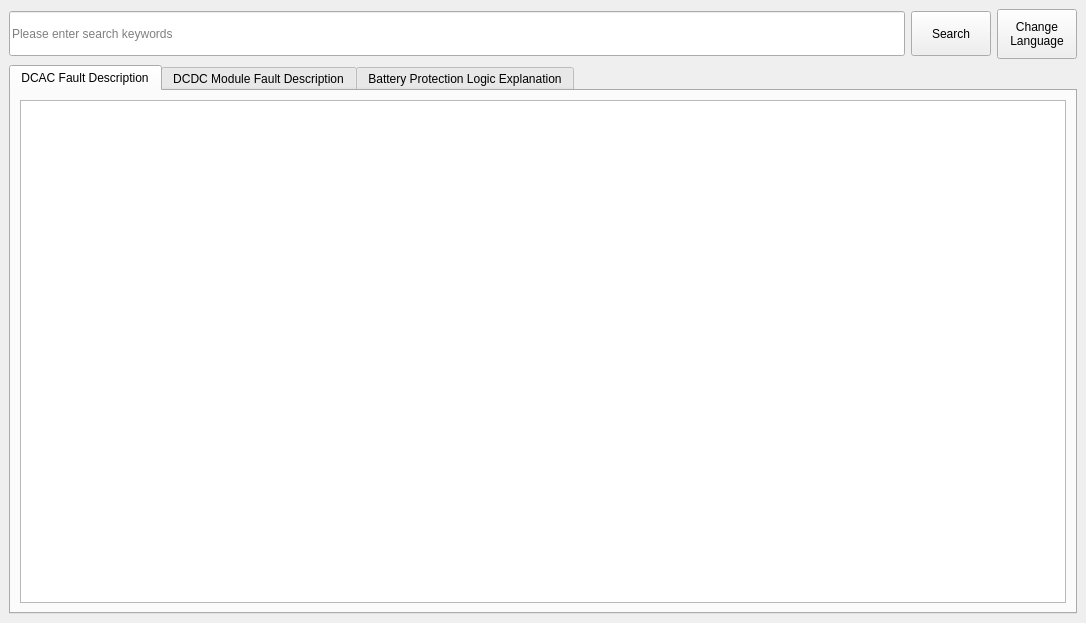
First picture: the form in FaultTableInterface/faulttableinterface.ui, repository megarevolpr/Win, before the edit.
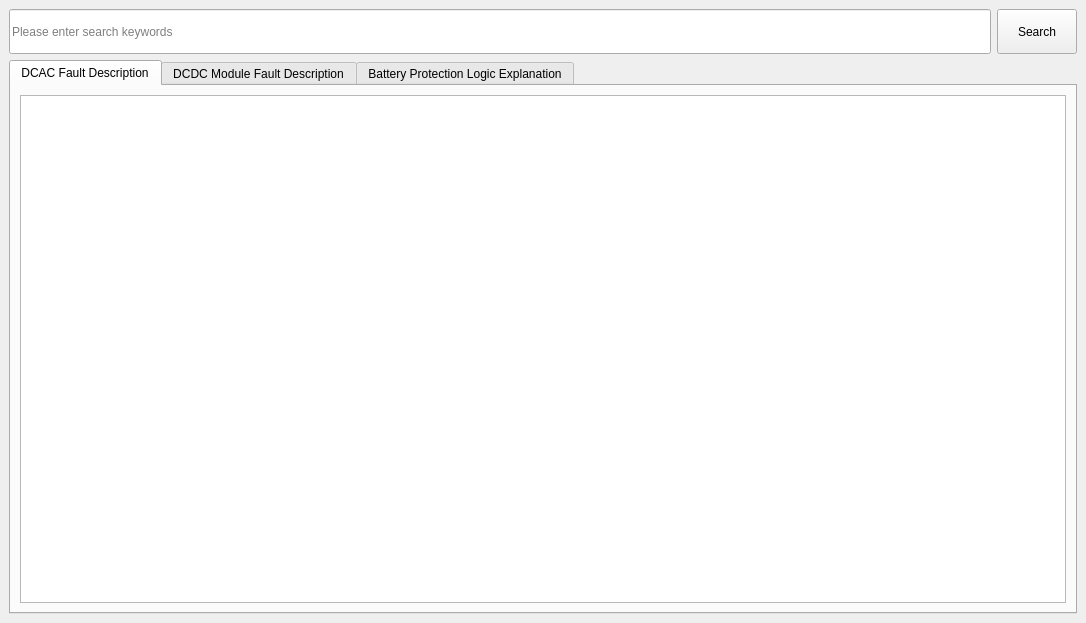
Second picture: the form after the edit. The open tabs and pages were chosen to show the change.

Diff of the .ui file:
```diff
--- a/FaultTableInterface/faulttableinterface.ui
+++ b/FaultTableInterface/faulttableinterface.ui
@@ -45,20 +45,6 @@
           </property>
          </widget>
         </item>
-        <item>
-         <widget class="QPushButton" name="pushButton">
-          <property name="minimumSize">
-           <size>
-            <width>0</width>
-            <height>50</height>
-           </size>
-          </property>
-          <property name="text">
-           <string>Change
-Language</string>
-          </property>
-         </widget>
-        </item>
        </layout>
       </item>
       <item>
```
Left out of the diff: 2 changed lines with no effect on the pictures.
